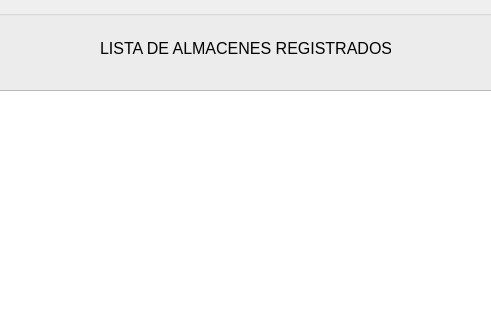
First picture: the form in PAF_GUI/PAF_GRUPO_01_GUI/mostraralmacenesgui.ui, repository JMOrbegoso/USS-2021-II-PP, before the edit; both pictures show x 150 to 641 and y 0 to 320 of the 802 by 466 pixel window.
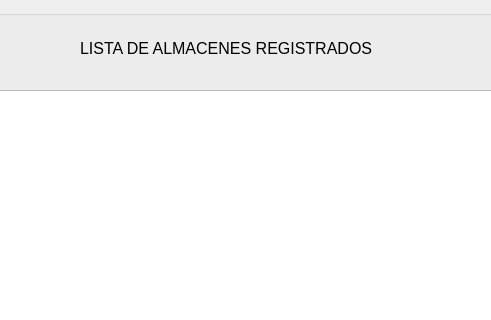
Second picture: the form after the edit.

```diff
--- a/PAF_GUI/PAF_GRUPO_01_GUI/mostraralmacenesgui.ui
+++ b/PAF_GUI/PAF_GRUPO_01_GUI/mostraralmacenesgui.ui
@@ -51,9 +51,9 @@
    <widget class="QLabel" name="label">
     <property name="geometry">
      <rect>
-      <x>250</x>
+      <x>230</x>
       <y>30</y>
-      <width>291</width>
+      <width>331</width>
       <height>16</height>
      </rect>
     </property>
```
